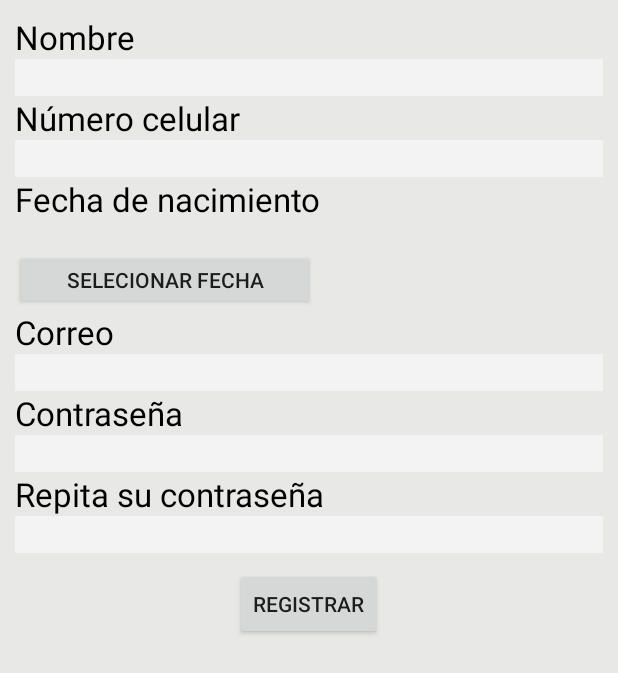
After one commit to DevWorms/HurryApp, an Android app: the Registro screen opened directly, with no data from a screen before it, on a phone screen of 412 x 824 dp. The commit adds this screen. Shown: the top 673 px of the screen. Run offline under Robolectric (Android 15) with nearby library versions, the phone set to English and light mode, and no system bars.

Commit message:
add Registro
se agrego el activity de registro

```diff
--- a/HurryApp-Andoid/app/src/main/java/com/salvador/devworms/hurryapp/MenuActivity.java
+++ b/HurryApp-Andoid/app/src/main/java/com/salvador/devworms/hurryapp/MenuActivity.java
@@ -69,7 +69,7 @@ public class MenuActivity extends AppCompatActivity
         try{
 
             Intent i=getIntent();
-
+            if (i.getExtras()!=null) {
 
                 inifbnombre = i.getExtras().getString("nombrefb");
                 inifbfoto = i.getExtras().getString("foto");
@@ -78,6 +78,7 @@ public class MenuActivity extends AppCompatActivity
                     name.setText(inifbnombre);
                 if (inifbfoto != null || inifbfoto != "")
                     fotoper.setProfileId(inifbfoto);
+            }
 
         }catch (Exception e){
            // Toast.makeText(this, conta, Toast.LENGTH_SHORT).show();
--- /dev/null
+++ b/HurryApp-Andoid/app/src/main/java/com/salvador/devworms/hurryapp/Registro.java
@@ -0,0 +1,71 @@
+package com.salvador.devworms.hurryapp;
+
+import android.app.DatePickerDialog;
+import android.app.Dialog;
+import android.os.Bundle;
+import android.support.v7.app.AppCompatActivity;
+import android.view.View;
+import android.widget.Button;
+import android.widget.DatePicker;
+import android.widget.TextView;
+
+import java.util.Calendar;
+
+/**
+ * Created by salvador on 03/01/2016.
+ */
+public class Registro extends AppCompatActivity{
+    int year_x,mes_x,dia_x;
+    TextView fecha;
+    Button btnfecha;
+    static final int DIALOG_ID=0;
+    protected void onCreate(Bundle savedInstanceState) {
+        super.onCreate(savedInstanceState);
+
+        setContentView(R.layout.activity_registro);
+
+        fecha = (TextView) findViewById(R.id.txt_fecha);
+        btnfecha = (Button) findViewById(R.id.btn_fecha);
+        final Calendar c = Calendar.getInstance();
+        year_x = c.get(Calendar.YEAR);
+        mes_x = c.get(Calendar.MONTH);
+        dia_x = c.get(Calendar.DAY_OF_MONTH);
+
+
+        btnfecha.setOnClickListener(new View.OnClickListener() {
+            @Override
+            public void onClick(View view) {
+
+              showDialog(DIALOG_ID);
+
+
+            }
+        });
+
+
+    }
+    DatePickerDialog.OnDateSetListener myDateSetListener = new DatePickerDialog.OnDateSetListener() {
+
+        @Override
+        public void onDateSet(DatePicker datePicker, int i, int j, int k) {
+
+            year_x = i;
+            mes_x = j;
+            dia_x = k;
+            fecha.setText(dia_x+"/"+mes_x+"/"+year_x);
+
+        }
+    };
+
+    @Override
+    protected Dialog onCreateDialog(int id) {
+        switch (id) {
+            case DIALOG_ID:
+                return new DatePickerDialog(this, myDateSetListener, year_x, mes_x,
+                        dia_x);
+        }
+        return null;
+    }
+
+
+}
--- /dev/null
+++ b/HurryApp-Andoid/app/src/main/res/layout/activity_registro.xml
@@ -0,0 +1,137 @@
+<RelativeLayout xmlns:android="http://schemas.android.com/apk/res/android"
+    xmlns:tools="http://schemas.android.com/tools"
+    android:layout_width="fill_parent"
+    android:layout_height="match_parent"
+    tools:context=".MainActivity">
+    <LinearLayout
+        android:layout_width="fill_parent"
+        android:layout_height="match_parent"
+        android:background="#e8e8e7"
+        android:orientation="vertical" >
+        <ScrollView
+            android:layout_width="fill_parent"
+            android:layout_height="wrap_content"
+            android:orientation="vertical"
+            android:padding="10dp"
+            android:fillViewport="false">
+
+            <LinearLayout
+                android:layout_width="fill_parent"
+                android:layout_height="match_parent"
+                android:background="#e8e8e7"
+                android:orientation="vertical" >
+
+                <TextView
+                    android:layout_width="wrap_content"
+                    android:layout_height="wrap_content"
+                    android:textAppearance="?android:attr/textAppearanceLarge"
+                    android:text="Nombre"
+                    android:textColor="#000000"
+                    android:id="@+id/textView8" />
+
+                <EditText
+                    android:layout_width="match_parent"
+                    android:layout_height="wrap_content"
+                    android:textColor="#000000"
+                    android:background="#f3f3f3"
+                    android:id="@+id/edt_nombre" />
+                <TextView
+                    android:layout_width="wrap_content"
+                    android:layout_height="wrap_content"
+                    android:textAppearance="?android:attr/textAppearanceLarge"
+                    android:text="Número celular"
+                    android:textColor="#000000"
+                    android:id="@+id/textView11" />
+
+                <EditText
+                    android:layout_width="match_parent"
+                    android:layout_height="wrap_content"
+                    android:textColor="#000000"
+                    android:background="#f3f3f3"
+                    android:maxLength="10"
+                    android:inputType="number"
+                    android:id="@+id/edt_celular" />
+                <TextView
+                    android:layout_width="wrap_content"
+                    android:layout_height="wrap_content"
+                    android:textAppearance="?android:attr/textAppearanceLarge"
+                    android:text="Fecha de nacimiento"
+                    android:textColor="#000000"
+                    android:id="@+id/textView13"
+                    android:layout_marginBottom="0dp" />
+
+
+                <TextView
+                    android:layout_width="wrap_content"
+                    android:layout_height="wrap_content"
+                    android:text=""
+                    android:textColor="#000000"
+                    android:id="@+id/txt_fecha" />
+
+                <Button
+                    android:layout_width="200dp"
+                    android:layout_height="40dp"
+                    android:text="Selecionar fecha"
+                    android:id="@+id/btn_fecha"
+                    android:layout_marginTop="0dp" />
+
+                <TextView
+                    android:layout_width="wrap_content"
+                    android:layout_height="wrap_content"
+                    android:textAppearance="?android:attr/textAppearanceLarge"
+                    android:text="Correo"
+                    android:textColor="#000000"
+                    android:id="@+id/textView15" />
+
+                <EditText
+                    android:layout_width="match_parent"
+                    android:layout_height="wrap_content"
+                    android:textColor="#000000"
+                    android:background="#f3f3f3"
+                    android:id="@+id/edt_correo"
+                    android:inputType="textEmailAddress" />
+                <TextView
+                    android:layout_width="wrap_content"
+                    android:layout_height="wrap_content"
+                    android:textAppearance="?android:attr/textAppearanceLarge"
+                    android:text="Contraseña"
+                    android:textColor="#000000"
+                    android:id="@+id/textView10" />
+
+                <EditText
+                    android:layout_width="match_parent"
+                    android:layout_height="wrap_content"
+                    android:textColor="#000000"
+                    android:background="#f3f3f3"
+                    android:inputType="textPassword"
+                    android:id="@+id/edt_pass" />
+                <TextView
+                    android:layout_width="wrap_content"
+                    android:layout_height="wrap_content"
+                    android:textAppearance="?android:attr/textAppearanceLarge"
+                    android:text="Repita su contraseña"
+                    android:textColor="#000000"
+                    android:id="@+id/textView9" />
+
+                <EditText
+                    android:layout_width="match_parent"
+                    android:layout_height="wrap_content"
+                    android:textColor="#000000"
+                    android:background="#f3f3f3"
+                    android:inputType="textPassword"
+                    android:id="@+id/edt_pass2" />
+
+
+            </LinearLayout>
+        </ScrollView>
+
+        <Button
+            android:layout_width="wrap_content"
+            android:layout_height="wrap_content"
+            android:text="Registrar"
+            android:id="@+id/btn_registrar"
+            android:layout_gravity="center_horizontal" />
+
+
+    </LinearLayout>
+</RelativeLayout>
```
Also changed, not shown: HurryApp-Andoid/app/src/main/AndroidManifest.xml (+1 -13 lines), HurryApp-Andoid/app/src/main/java/com/salvador/devworms/hurryapp/DateDialog.java (added, +39 -0 lines), HurryApp-Andoid/app/src/main/java/com/salvador/devworms/hurryapp/Login.java (+12 -2 lines), HurryApp-Andoid/app/src/main/res/layout/activity_login.xml (renamed from HurryApp-Andoid/app/src/main/res/layout/fragment_login.xml, +13 -1 lines), 1 other file.
